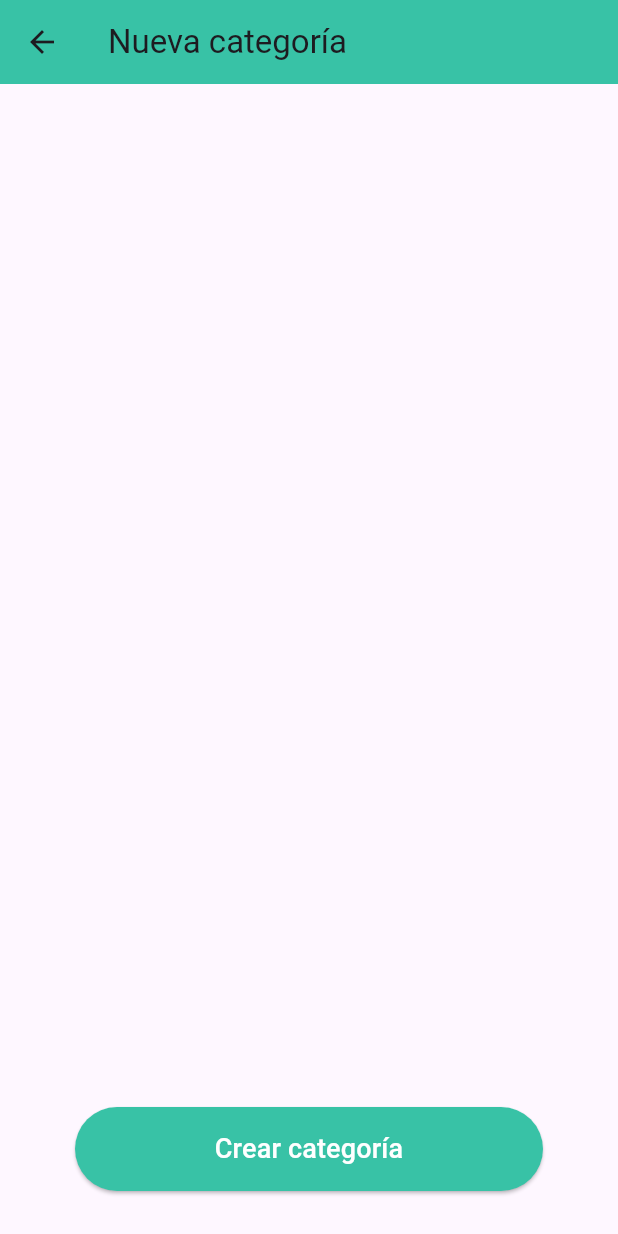
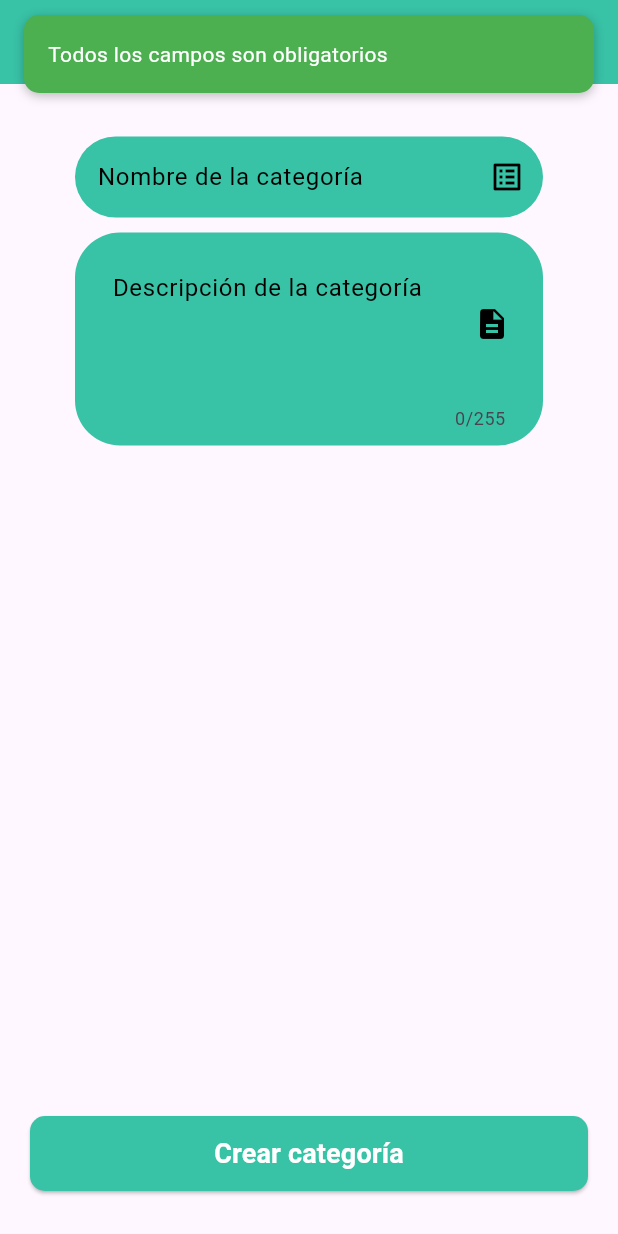
Before and after one commit to Leticia-PenhaG/FrontendLomiChef, a Flutter app: the RestaurantCategoriesCreatePage screen opened by its route, after a tap on "Crear categoría", on a phone screen of 412 x 824 dp. Run offline on Flutter 3.47's test engine with Material 3 defaults, Android fonts, the phone set to English and light mode, and no system bars; our stand-ins replace fluttertoast, image_picker, shared_preferences, sn_progress_dialog; accounts and stored records are empty.

Commit message:
pantalla para crear una categoría, UI y controller

```diff
--- a/lib/src/pages/register/register_page.dart
+++ b/lib/src/pages/register/register_page.dart
@@ -131,7 +131,7 @@
                       }
                     } : null, // se deshabilita el botón de registro cuando isBtnRegisterEnabled es false con el null
                     style: ElevatedButton.styleFrom(
-                      backgroundColor: const Color(0xff38c2a6),
+                      backgroundColor: AppColors.primaryColor,
                       shape: RoundedRectangleBorder(
                         borderRadius: BorderRadius.circular(10),
                       ),
--- a/lib/src/pages/restaurant/categories/create/restaurant_categories_create_controller.dart
+++ b/lib/src/pages/restaurant/categories/create/restaurant_categories_create_controller.dart
@@ -0,0 +1,30 @@
+import 'package:flutter/material.dart';
+
+import '../../../../utils/snackbar_helper.dart';
+
+class RestaurantCategoriesCreateController {
+  late final BuildContext context;
+  late Function refresh;
+
+  final TextEditingController nameController = TextEditingController();
+  final TextEditingController descriptionController = TextEditingController();
+
+  Future<void> init(BuildContext context, Function refresh) async {
+    this.context = context;
+    this.refresh = refresh;
+  }
+
+  void createCategory() {
+    String name = nameController.text;
+    String description = descriptionController.text;
+
+    if (name.isEmpty || description.isEmpty) {
+      SnackbarHelper.show(
+          context: context, message: 'Todos los campos son obligatorios');
+      return;
+    }
+
+    print('Nombre: $name');
+    print('Description: $description');
+  }
+}
--- a/lib/src/pages/restaurant/categories/create/restaurant_categories_create_page.dart
+++ b/lib/src/pages/restaurant/categories/create/restaurant_categories_create_page.dart
@@ -1,5 +1,7 @@
 
 import 'package:flutter/material.dart';
+import 'package:flutter/scheduler.dart';
+import 'package:lomi_chef_to_go/src/pages/restaurant/categories/create/restaurant_categories_create_controller.dart';
 import 'package:lomi_chef_to_go/src/utils/app_colors.dart';
 
 class RestaurantCategoriesCreatePage extends StatefulWidget {
@@ -12,52 +14,142 @@
 class _RestaurantCategoriesCreatePageState extends State<RestaurantCategoriesCreatePage> {
   bool isBtnCreateEnabled = false; // Controla si el botón está habilitado
 
+  final RestaurantCategoriesCreateController _controllerCategories= RestaurantCategoriesCreateController();
+
+  @override
+  void initState() {
+    super.initState();
+
+    SchedulerBinding.instance.addPostFrameCallback((timestamp) {
+      _controllerCategories.init(context, refresh);
+    });
+  }
+
   @override
   Widget build(BuildContext context) {
     return Scaffold(
       appBar: AppBar(
         title: const Text('Nueva categoría'),
       ),
+      body: Column(
+        children: [
+          SizedBox(height: 30),
+          _textFieldName(),
+          _textFieldDescription()
+        ],
+      ),
       bottomNavigationBar: _buttonCreate(),
-      //body: _buildForm(), // Agrega el formulario si es necesario
+    );
+
+  }
+
+  Widget _textFieldName() {
+    return Container(
+      margin: EdgeInsets.symmetric(horizontal: 50, vertical: 5),
+      decoration: BoxDecoration(
+        color: AppColors.primaryColor,
+        borderRadius: BorderRadius.circular(30)
+      ),
+      child: TextField(
+        controller: _controllerCategories.nameController,
+        decoration: InputDecoration(
+          hintText: 'Nombre de la categoría',
+          border: InputBorder.none,
+          contentPadding: EdgeInsets.all(15),
+          hintStyle: TextStyle(
+            color: Colors.black
+          ),
+          suffixIcon: Icon(
+            Icons.list_alt,
+            color: Colors.black,
+          )
+        ),
+      ),
     );
   }
 
-  Widget _buildForm() {
-    return Padding(
-      padding: const EdgeInsets.all(16.0),
+  Widget _textFieldDescription() {
+    return Container(
+      margin: EdgeInsets.symmetric(horizontal: 50, vertical: 5),
+      padding: EdgeInsets.all(10),
+      decoration: BoxDecoration(
+          color: AppColors.primaryColor,
+          borderRadius: BorderRadius.circular(30)
+      ),
       child: TextField(
-        onChanged: (value) {
-          setState(() {
-            isBtnCreateEnabled = value.isNotEmpty; // Habilita el botón si hay texto
-          });
-        },
-        decoration: const InputDecoration(
-          labelText: 'Nombre de la categoría',
-          border: OutlineInputBorder(),
+        controller: _controllerCategories.descriptionController,
+        maxLines: 3,
+        maxLength: 255,
+        decoration: InputDecoration(
+            hintText: 'Descripción de la categoría',
+            border: InputBorder.none,
+            contentPadding: EdgeInsets.all(15),
+            hintStyle: TextStyle(
+                color: Colors.black
+            ),
+            suffixIcon: Icon(
+              Icons.description,
+              color: Colors.black,
+            )
         ),
       ),
     );
   }
 
   Widget _buttonCreate() {
-    return Container(
-      width: double.infinity,
-      margin: const EdgeInsets.symmetric(horizontal: 50, vertical: 30),
-      child: ElevatedButton(
-        onPressed: () {} ,//isBtnCreateEnabled ? _createCategory : null, // Botón habilitado o deshabilitado
-        style: ElevatedButton.styleFrom(
-          backgroundColor: AppColors.primaryColor,
-          shape: RoundedRectangleBorder(borderRadius: BorderRadius.circular(30)),
-          padding: const EdgeInsets.symmetric(vertical: 15),
+    return Padding(
+      padding: const EdgeInsets.symmetric(horizontal: 20, vertical: 30),
+      child: SizedBox(
+        width: double.infinity,
+        height: 50, // Mantiene altura consistente
+        child: ElevatedButton(
+          onPressed: _controllerCategories.createCategory, // Implementa lógica aquí
+          style: ElevatedButton.styleFrom(
+            backgroundColor: AppColors.primaryColor,
+            shape: RoundedRectangleBorder(
+              borderRadius: BorderRadius.circular(10),
+            ),
+          ),
+          child: const Text(
+            'Crear categoría',
+            style: TextStyle(fontSize: 18, color: Colors.white, fontWeight: FontWeight.bold),
+          ),
         ),
-        child: const Text('Crear categoría', style: TextStyle(fontSize: 18, color: Colors.white)),
       ),
     );
   }
 
-  void _createCategory() {
-    // Aquí puedes manejar la creación de la categoría
-    print('Categoría creada');
+  Widget _buildTextField({
+    required TextEditingController controller,
+    required String label,
+    required IconData icon,
+    bool isPassword = false,
+    TextInputType inputType = TextInputType.text,
+    String? Function(String?)? validator,
+  }) {
+    return TextFormField(
+      controller: controller,
+      obscureText: isPassword,
+      keyboardType: inputType,
+      decoration: InputDecoration(
+        labelText: label,
+        prefixIcon: Icon(icon, color: const Color(0xff38c2a6)),
+        border: OutlineInputBorder(
+          borderRadius: BorderRadius.circular(10),
+        ),
+        errorStyle: const TextStyle(
+          fontSize: 14,
+          overflow: TextOverflow.ellipsis, // Controla el desbordamiento
+        ),
+      ),
+      validator: validator,
+    );
+  }
+
+  void refresh() {
+    setState(() {
+
+    });
+
   }
 }
```
